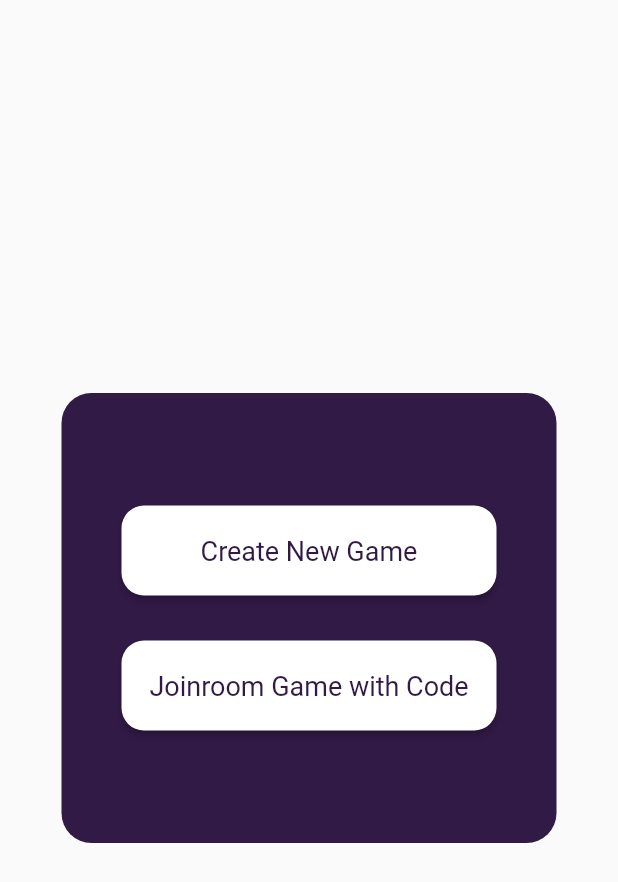
After one commit to EnhanceTeam/Hunt-The-Mafia-DEPD, a Flutter app: the Joinroom screen opened directly, on a phone screen of 412 x 824 dp. The commit adds this screen. Shown: the top 882 px of the screen. Run offline on Flutter 3.47's test engine with Material 2 defaults, Android fonts, the phone set to English and light mode, and no system bars.

Commit message:
PopUp Finished

```diff
--- /dev/null
+++ b/hunt_the_mafia/lib/views/joinroom.dart
@@ -0,0 +1,81 @@
+part of 'pages/pages.dart';
+
+class Joinroom extends StatefulWidget {
+  const Joinroom({super.key});
+
+  @override
+  State<Joinroom> createState() => _JoinroomState();
+}
+
+class _JoinroomState extends State<Joinroom> {
+  @override
+  Widget build(BuildContext context) {
+    return Scaffold(
+        body: Container(
+            child:
+                Column(mainAxisAlignment: MainAxisAlignment.center, children: [
+      Row(
+        mainAxisAlignment: MainAxisAlignment.center,
+        children: <Widget>[
+          Container(
+            decoration: BoxDecoration(
+              borderRadius: BorderRadius.circular(20.0),
+              color: Color(0xFF311A46),
+            ),
+            height: 300,
+            width: 330,
+            child: Column(
+              mainAxisAlignment: MainAxisAlignment.center,
+              children: [
+                SizedBox(
+                  width: 250,
+                  height: 60,
+                  child: ElevatedButton(
+                    style: ElevatedButton.styleFrom(
+                        shape: (RoundedRectangleBorder(
+                          borderRadius: BorderRadius.circular(15.0),
+                        )),
+                        backgroundColor: Colors.white,
+                        padding:
+                            EdgeInsets.symmetric(horizontal: 20, vertical: 20),
+                        textStyle: TextStyle(
+                            fontSize: 18, fontWeight: FontWeight.normal)),
+                    onPressed: (() {}),
+                    child: const Text(
+                      'Create New Game',
+                      style: TextStyle(color: Color(0xFF311A46)),
+                    ),
+                  ),
+                ),
+                SizedBox(
+                  width: 250,
+                  height: 30,
+                ),
+                SizedBox(
+                  width: 250,
+                  height: 60,
+                  child: ElevatedButton(
+                    style: ElevatedButton.styleFrom(
+                        shape: (RoundedRectangleBorder(
+                          borderRadius: BorderRadius.circular(15.0),
+                        )),
+                        backgroundColor: Colors.white,
+                        padding:
+                            EdgeInsets.symmetric(horizontal: 15, vertical: 20),
+                        textStyle: TextStyle(
+                            fontSize: 18, fontWeight: FontWeight.normal)),
+                    onPressed: (() {}),
+                    child: const Text(
+                      'Joinroom Game with Code',
+                      style: TextStyle(color: Color(0xFF311A46)),
+                    ),
+                  ),
+                ),
+              ],
+            ),
+          )
+        ],
+      )
+    ])));
+  }
+}
--- a/hunt_the_mafia/lib/views/pages/pages.dart
+++ b/hunt_the_mafia/lib/views/pages/pages.dart
@@ -3,3 +3,5 @@ import 'package:flutter/src/widgets/container.dart';
 import 'package:flutter/src/widgets/framework.dart';
 
 part 'mainmenu.dart';
+part '../joinroom.dart';
+part '../createroom.dart';
```
Also changed, not shown: hunt_the_mafia/lib/views/createroom.dart (added, +70 -0 lines).
